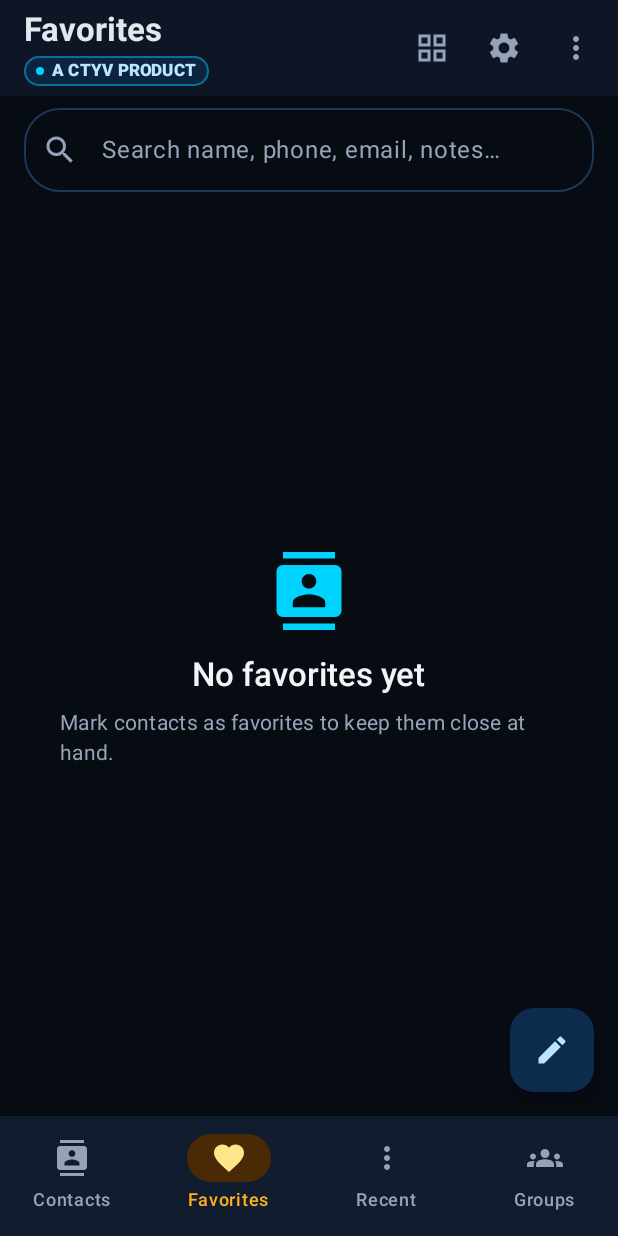
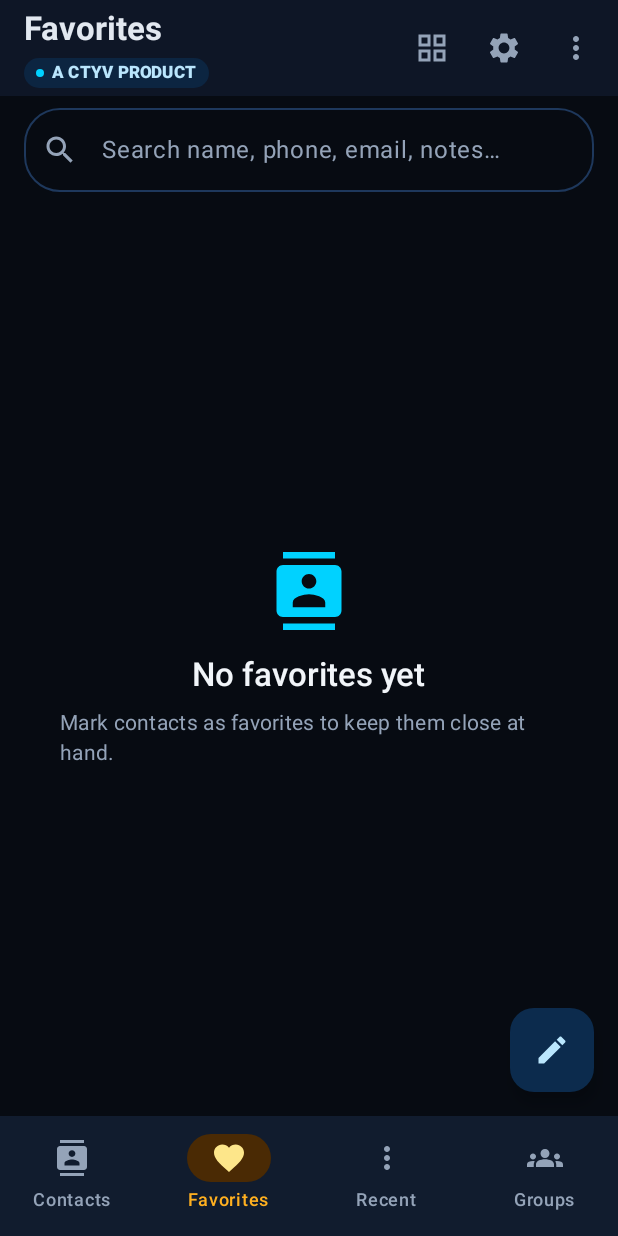
Before and after one commit to C-T-Y-V/Contact-Explorer, an Android app built with Jetpack Compose: the screen it shows after launch (MainActivity), item 2 of the bottom bar chosen, on a phone screen of 412 x 824 dp. Run offline under Robolectric (Android 15) with nearby library versions, the phone set to English and light mode, and no system bars; our stand-ins replace Room's generated code.

Commit message:
feat(arch): unify enterprise components, theme bridge, and version catalog

```diff
--- /dev/null
+++ b/app/src/main/java/com/example/contactexplorer/ui/components/CtyvBrandBadge.kt
@@ -0,0 +1,57 @@
+/*
+ * Contact Explorer Enterprise Android
+ * A CTYV PRODUCT
+ * Copyright © 2026 Priyanshu Sharma (CTYV) — A CTYV Product. All rights reserved.
+ * Distributed under the MIT License (with Attribution).
+ */
+
+package com.example.contactexplorer.ui.components
+
+import androidx.compose.foundation.layout.Arrangement
+import androidx.compose.foundation.layout.Row
+import androidx.compose.foundation.layout.padding
+import androidx.compose.foundation.layout.size
+import androidx.compose.foundation.shape.CircleShape
+import androidx.compose.foundation.shape.RoundedCornerShape
+import androidx.compose.material3.MaterialTheme
+import androidx.compose.material3.Surface
+import androidx.compose.material3.Text
+import androidx.compose.runtime.Composable
+import androidx.compose.ui.Alignment
+import androidx.compose.ui.Modifier
+import androidx.compose.ui.text.font.FontWeight
+import androidx.compose.ui.unit.dp
+
+/**
+ * Signature "A CTYV PRODUCT" pill badge rendered across Contact Explorer TopAppBar headers.
+ */
+@Composable
+fun CtyvBrandBadge(
+    modifier: Modifier = Modifier,
+    label: String = "A CTYV PRODUCT"
+) {
+    Surface(
+        shape = RoundedCornerShape(12.dp),
+        color = MaterialTheme.colorScheme.primaryContainer.copy(alpha = 0.7f),
+        contentColor = MaterialTheme.colorScheme.onPrimaryContainer,
+        modifier = modifier.padding(top = 2.dp)
+    ) {
+        Row(
+            modifier = Modifier.padding(horizontal = 8.dp, vertical = 2.dp),
+            verticalAlignment = Alignment.CenterVertically,
+            horizontalArrangement = Arrangement.spacedBy(5.dp)
+        ) {
+            Surface(
+                shape = CircleShape,
+                color = MaterialTheme.colorScheme.primary,
+                modifier = Modifier.size(5.dp)
+            ) {}
+            Text(
+                text = label,
+                style = MaterialTheme.typography.labelSmall,
+                fontWeight = FontWeight.ExtraBold,
+                color = MaterialTheme.colorScheme.onPrimaryContainer
+            )
+        }
+    }
+}
--- a/app/src/main/java/com/example/contactexplorer/ui/screens/ContactListScreen.kt
+++ b/app/src/main/java/com/example/contactexplorer/ui/screens/ContactListScreen.kt
@@ -109,6 +109,7 @@ import com.example.contactexplorer.plugins.FeatureDescriptor
 import com.example.contactexplorer.plugins.KotlinSearchEngine
 import com.example.contactexplorer.ui.components.ConfirmDialog
 import com.example.contactexplorer.ui.components.ContactFormDialog
+import com.example.contactexplorer.ui.components.CtyvBrandBadge
 import com.example.contactexplorer.ui.components.ContactRow
 import com.example.contactexplorer.ui.components.ContactTile
 import com.example.contactexplorer.ui.components.EmptyState
@@ -329,29 +330,7 @@ fun ContactListScreen(
                                 verticalAlignment = Alignment.CenterVertically,
                                 horizontalArrangement = Arrangement.spacedBy(8.dp)
                             ) {
-                                Surface(
-                                    shape = CircleShape,
-                                    color = MaterialTheme.colorScheme.primaryContainer.copy(alpha = 0.65f),
-                                    border = BorderStroke(1.dp, MaterialTheme.colorScheme.primary.copy(alpha = 0.45f))
-                                ) {
-                                    Row(
-                                        modifier = Modifier.padding(horizontal = 8.dp, vertical = 2.dp),
-                                        verticalAlignment = Alignment.CenterVertically,
-                                        horizontalArrangement = Arrangement.spacedBy(5.dp)
-                                    ) {
-                                        Surface(
-                                            shape = CircleShape,
-                                            color = MaterialTheme.colorScheme.primary,
-                                            modifier = Modifier.size(5.dp)
-                                        ) {}
-                                        Text(
-                                            text = "A CTYV PRODUCT",
-                                            style = MaterialTheme.typography.labelSmall,
-                                            fontWeight = FontWeight.ExtraBold,
-                                            color = MaterialTheme.colorScheme.onPrimaryContainer
-                                        )
-                                    }
-                                }
+                                CtyvBrandBadge()
                                 if (subtitleText != null) {
                                     Text(
                                         text = "• $subtitleText",
--- a/core/contacts/build.gradle.kts
+++ b/core/contacts/build.gradle.kts
@@ -26,5 +26,5 @@ dependencies {
     implementation(libs.androidx.lifecycle.runtime.ktx)
 
     testImplementation(libs.junit)
-    testImplementation("org.json:json:20240303")
+    testImplementation(libs.org.json)
 }
--- a/gradle/libs.versions.toml
+++ b/gradle/libs.versions.toml
@@ -25,6 +25,7 @@ room = "2.8.4"
 junit = "4.13.2"
 androidx-test-ext = "1.2.1"
 espresso = "3.6.1"
+json = "20240303"
 
 [libraries]
 # AndroidX Core & Architecture
@@ -54,6 +55,7 @@ room-compiler = { group = "androidx.room", name = "room-compiler", version.ref =
 junit = { group = "junit", name = "junit", version.ref = "junit" }
 androidx-test-ext-junit = { group = "androidx.test.ext", name = "junit", version.ref = "androidx-test-ext" }
 androidx-espresso-core = { group = "androidx.test.espresso", name = "espresso-core", version.ref = "espresso" }
+org-json = { group = "org.json", name = "json", version.ref = "json" }
 
 [bundles]
 compose = [
```
Also changed, not shown: app/src/main/java/com/example/contactexplorer/plugins/FeatureScreenBindings.kt (added, +17 -0 lines), app/src/main/java/com/example/contactexplorer/ui/components/ContactForm.kt (added, +28 -0 lines), app/src/main/java/com/example/contactexplorer/ui/components/ShareContact.kt (added, +27 -0 lines), app/src/main/java/com/example/contactexplorer/ui/theme/AppThemeBridge.kt (added, +37 -0 lines), 4 other files.
